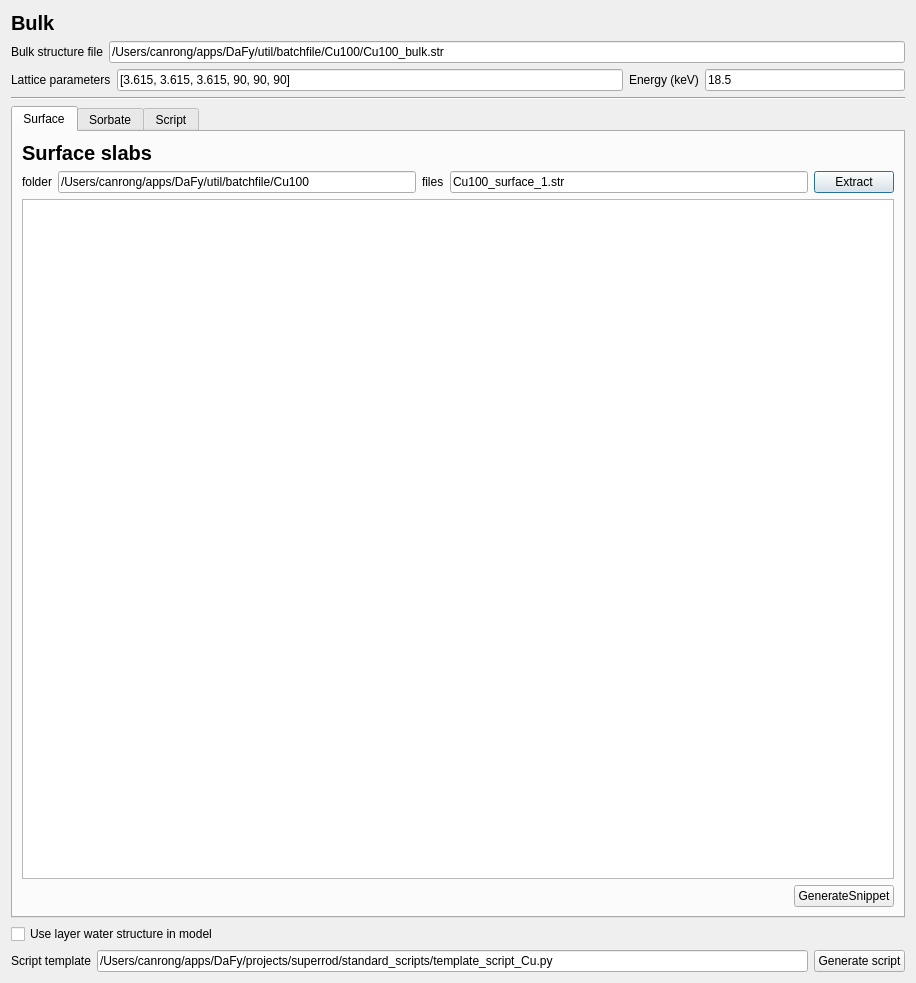
jackey-qiu/DaFy, file projects/superrod/ctr_model_creator.ui: the form before one commit.
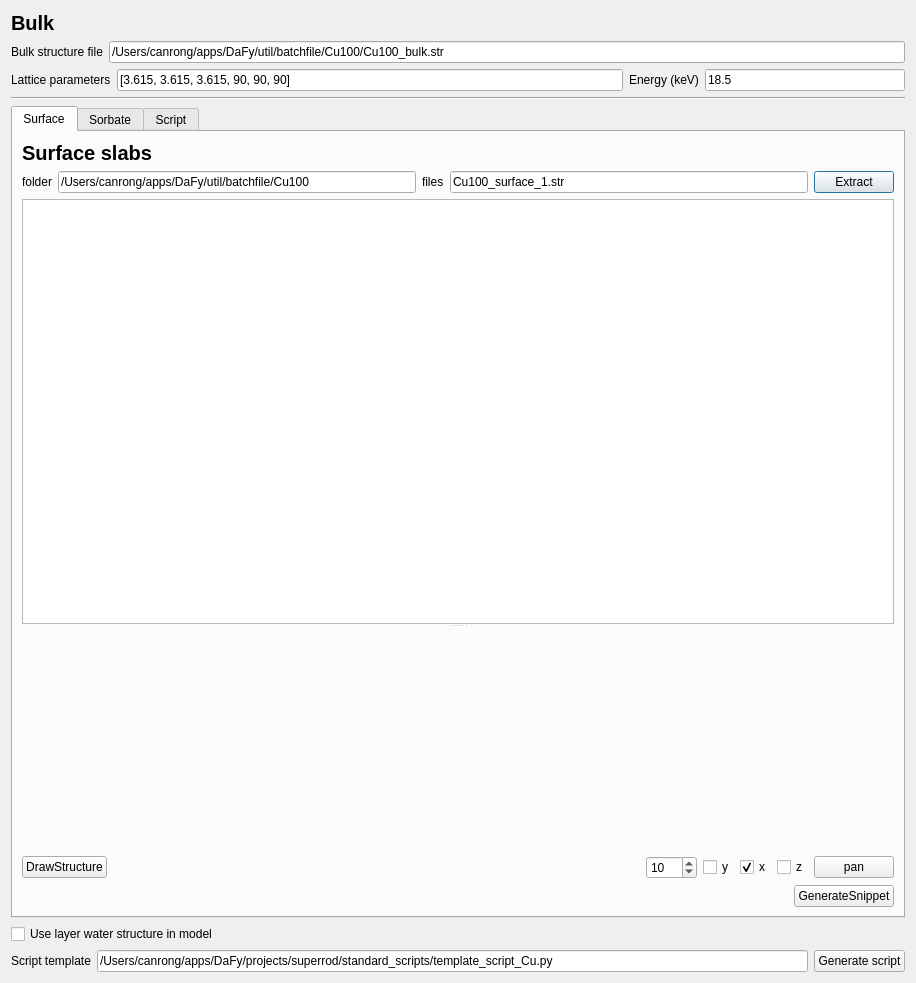
The form after the commit. The open tabs and pages were chosen to show the change. Custom widgets are drawn as their Qt base class.

Commit message: add feature to show surface slab structure in the process of building scripts

Patch:
```diff
--- a/projects/superrod/ctr_model_creator.ui
+++ b/projects/superrod/ctr_model_creator.ui
@@ -155,7 +155,88 @@
         </layout>
        </item>
        <item>
-        <widget class="QTableView" name="tableView_surface_slabs"/>
+        <widget class="QSplitter" name="splitter">
+         <property name="orientation">
+          <enum>Qt::Vertical</enum>
+         </property>
+         <widget class="QTableView" name="tableView_surface_slabs"/>
+         <widget class="GLViewWidget_cum" name="widget_structure" native="true">
+          <property name="minimumSize">
+           <size>
+            <width>0</width>
+            <height>100</height>
+           </size>
+          </property>
+         </widget>
+        </widget>
+       </item>
+       <item>
+        <layout class="QHBoxLayout" name="horizontalLayout_7">
+         <item>
+          <widget class="QPushButton" name="pushButton_draw_structure">
+           <property name="text">
+            <string>DrawStructure</string>
+           </property>
+          </widget>
+         </item>
+         <item>
+          <spacer name="horizontalSpacer">
+           <property name="orientation">
+            <enum>Qt::Horizontal</enum>
+           </property>
+           <property name="sizeHint" stdset="0">
+            <size>
+             <width>40</width>
+             <height>20</height>
+            </size>
+           </property>
+          </spacer>
+         </item>
+         <item>
+          <widget class="QSpinBox" name="spinBox_pan_pixel">
+           <property name="minimum">
+            <number>-100</number>
+           </property>
+           <property name="maximum">
+            <number>100</number>
+           </property>
+           <property name="value">
+            <number>10</number>
+           </property>
+          </widget>
+         </item>
+         <item>
+          <widget class="QCheckBox" name="checkBox_y">
+           <property name="text">
+            <string>y</string>
+           </property>
+          </widget>
+         </item>
+         <item>
+          <widget class="QCheckBox" name="checkBox_x">
+           <property name="text">
+            <string>x</string>
+           </property>
+           <property name="checked">
+            <bool>true</bool>
+           </property>
+          </widget>
+         </item>
+         <item>
+          <widget class="QCheckBox" name="checkBox_z">
+           <property name="text">
+            <string>z</string>
+           </property>
+          </widget>
+         </item>
+         <item>
+          <widget class="QPushButton" name="pushButton_pan">
+           <property name="text">
+            <string>pan</string>
+           </property>
+          </widget>
+         </item>
+        </layout>
        </item>
        <item>
         <layout class="QHBoxLayout" name="horizontalLayout_11">
@@ -488,6 +569,12 @@
    <extends>QPlainTextEdit</extends>
    <header>code_editor.h</header>
   </customwidget>
+  <customwidget>
+   <class>GLViewWidget_cum</class>
+   <extends>QWidget</extends>
+   <header>glview.h</header>
+   <container>1</container>
+  </customwidget>
  </customwidgets>
  <resources/>
  <connections/>
```
Left out of the diff: 2 changed lines with no effect on the pictures. The commit also changes 6 other files.
